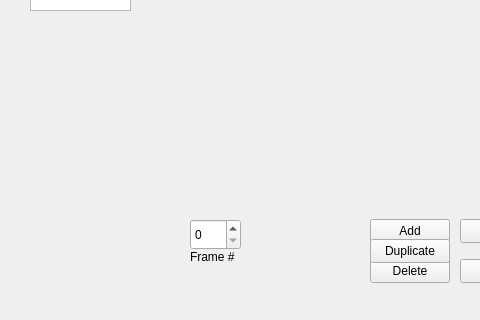
The window that mainwindow.ui (AhmedZ70/SpriteEditor) describes before a commit, drawn with Qt 5; both pictures show x 0 to 480 and y 330 to 650 of the 799 by 650 pixel window.
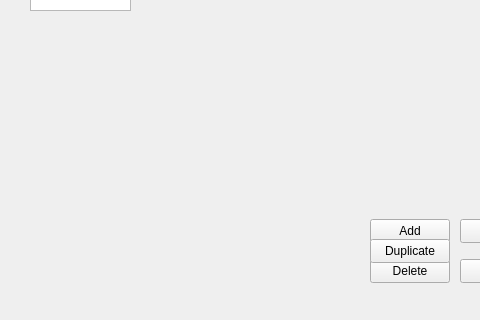
The same window after the commit. Icons and pictures are not drawn.

What changed in the file:
```diff
--- a/mainwindow.ui
+++ b/mainwindow.ui
@@ -124,17 +124,7 @@
      </rect>
     </property>
     <property name="text">
-     <string>Frame #</string>
-    </property>
-   </widget>
-   <widget class="QSpinBox" name="frameSelectorSpinBox">
-    <property name="geometry">
-     <rect>
-      <x>190</x>
-      <y>530</y>
-      <width>51</width>
-      <height>31</height>
-     </rect>
+     <string/>
     </property>
    </widget>
    <widget class="QLabel" name="fpsLabel">
```
